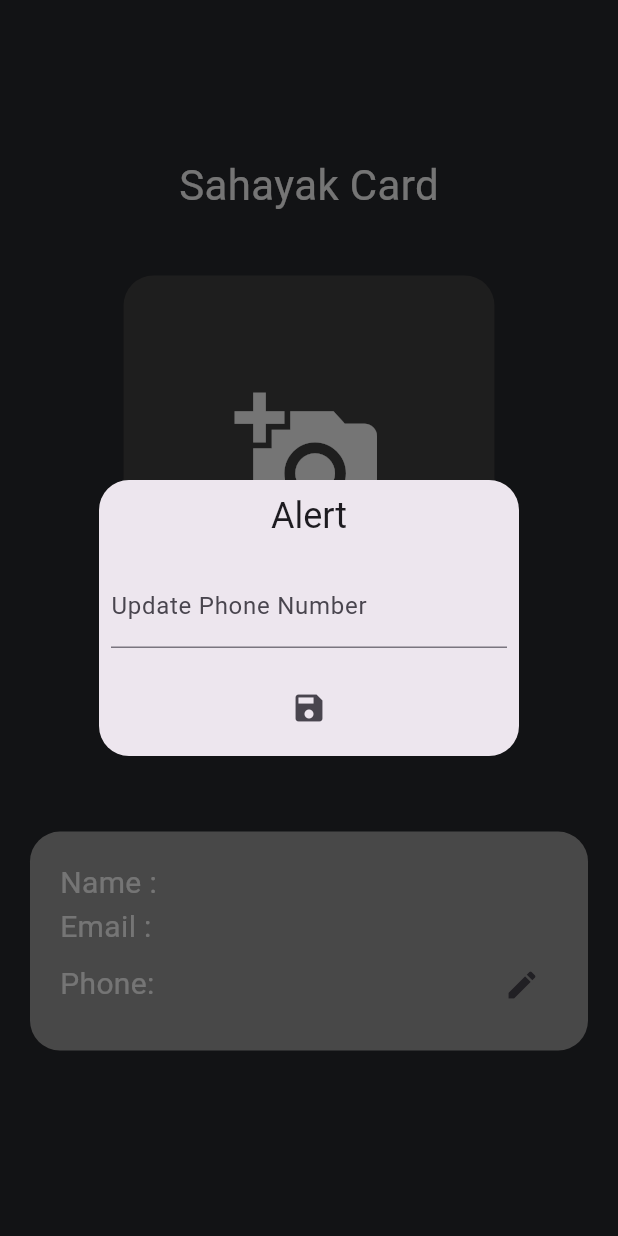
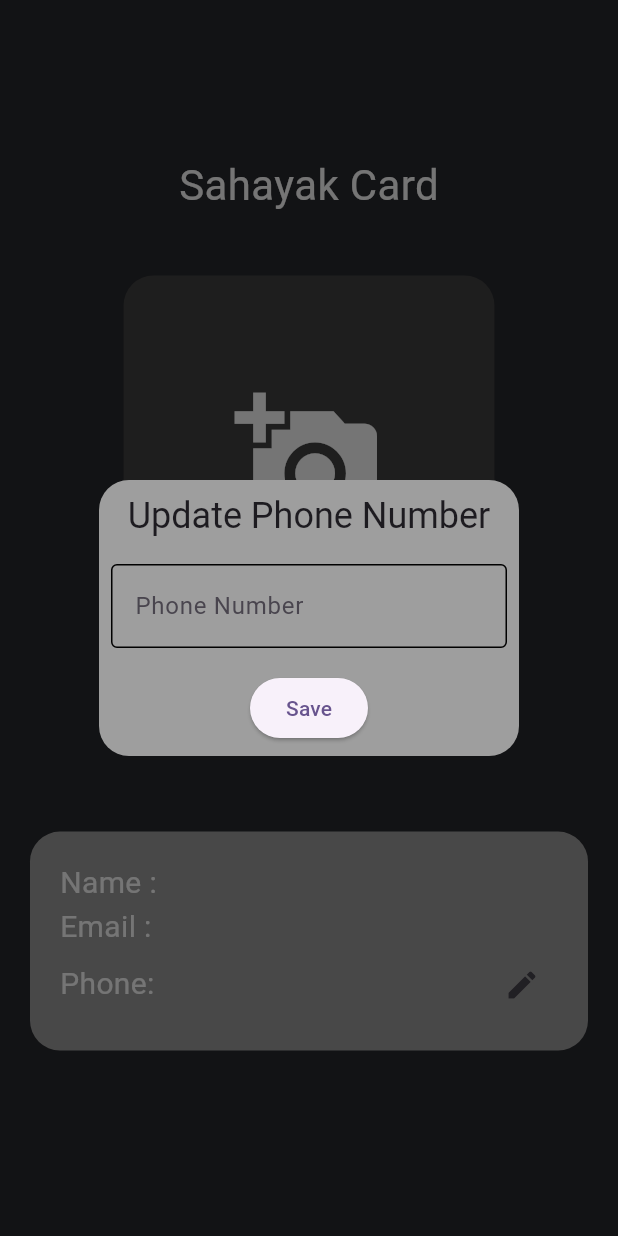
Before and after one commit to YashIngole/Team-LKC-Ninjas, a Flutter app: the workerprofile screen opened directly, after a tap on the "edit" icon, on a phone screen of 412 x 824 dp. Run offline on Flutter 3.47's test engine with Material 2 defaults, Android fonts, the phone set to English and light mode, and no system bars; our stand-ins replace cached_network_image, carousel_slider, cloud_firestore, firebase_auth, firebase_core, firebase_storage and 9 more; accounts and stored records are empty; Roboto replaces fonts that are missing (Acme).

Commit message:
fixed bug

```diff
--- a/lib/auth ui/login.dart
+++ b/lib/auth ui/login.dart
@@ -299,7 +299,7 @@ class _SigninState extends State<LoginPage> {
             snackPosition: SnackPosition.BOTTOM,
             backgroundColor: Colors.black, // Background color (black)
             colorText: Colors.white, // Text color (white)
-            duration: Duration(seconds: 1), // Custom duration (3 seconds)
+            duration: Duration(seconds: 2), // Custom duration (3 seconds)
           );
 
           // Call the function to check user type
--- a/lib/workers/workerprofile.dart
+++ b/lib/workers/workerprofile.dart
@@ -62,7 +62,11 @@ class _HomeState extends State<workerprofile> {
     return SafeArea(
       child: Scaffold(
         backgroundColor: kbackgroundcolor,
-        body: Column(children: [
+        body: SingleChildScrollView(
+          physics: NeverScrollableScrollPhysics(),
+          child: SizedBox(
+            height: Get.height,
+            child: Column(mainAxisSize: MainAxisSize.min, children: [
               const Spacer(),
               const Text(
                 "Sahayak Card",
@@ -88,7 +92,8 @@ class _HomeState extends State<workerprofile> {
                               return;
                             }
                             //convert file to data
-                        final Uint8List fileBytes = await file.readAsBytes();
+                            final Uint8List fileBytes =
+                                await file.readAsBytes();
 
                             // Reference to storage root of Firebase Storage
                             Reference referenceRoot =
@@ -142,7 +147,7 @@ class _HomeState extends State<workerprofile> {
                           Positioned(
                             right: 0,
                             bottom: 0,
-                          child: ElevatedButton.icon(
+                            child: IconButton(
                               onPressed: () async {
                                 ImagePicker imagePicker = ImagePicker();
                                 XFile? file = await imagePicker.pickImage(
@@ -186,8 +191,13 @@ class _HomeState extends State<workerprofile> {
 
                                 AddImageUrl();
                               },
-                              icon: Icon(Icons.edit),
-                              label: Text("Change")))
+                              icon: Icon(
+                                Icons.add_a_photo,
+                                color: Color(0xFFFFFFFF),
+                                size: Get.height * 0.05,
+                              ),
+                            ),
+                          )
                         ],
                       ),
                       placeholder: (context, url) =>
@@ -234,7 +244,12 @@ class _HomeState extends State<workerprofile> {
                                 IconButton(
                                   onPressed: () {
                                     Get.defaultDialog(
-                                    content: TextFormField(
+                                      // barrierDismissible:
+                                      //     false, // Prevent dismissal by tapping outside
+                                      title: "Update Phone Number",
+                                      content: Column(
+                                        children: [
+                                          TextFormField(
                                             onChanged: (value) {
                                               setState(() {
                                                 Phone = value;
@@ -242,19 +257,38 @@ class _HomeState extends State<workerprofile> {
                                             },
                                             controller: phoneController,
                                             decoration: InputDecoration(
-                                          labelText: "Update Phone Number"),
+                                                labelText: "Phone Number",
+                                                enabledBorder:
+                                                    OutlineInputBorder(
+                                                        borderSide: BorderSide(
+                                                            color:
+                                                                Colors.black))),
+                                          ),
+                                        ],
                                       ),
                                       actions: [
-                                      IconButton(
+                                        ElevatedButton(
                                           onPressed: () {
                                             AddPhoneNumber();
                                             Get.back();
+                                            Get.snackbar(
+                                              "Phone Number",
+                                              "Successfully updated",
+                                              snackPosition:
+                                                  SnackPosition.BOTTOM,
+                                              backgroundColor: Colors.black,
+                                              colorText: Colors.white,
+                                              duration: Duration(seconds: 3),
+                                            );
                                           },
-                                          icon: Icon(Icons.save))
-                                    ]);
+                                          child: Text("Save"),
+                                        ),
+                                      ],
+                                      backgroundColor: Colors.grey,
+                                    );
                                   },
                                   icon: Icon(Icons.edit),
-                            ),
+                                )
                               ],
                             ),
                           ],
@@ -269,6 +303,8 @@ class _HomeState extends State<workerprofile> {
               ),
               const Spacer()
             ]),
+          ),
+        ),
       ),
     );
   }
```
Also changed, not shown: lib/user/Landingpage.dart (+14 -2 lines), lib/user/UserProfile.dart (+5 -5 lines), lib/workers/workerpage.dart (+8 -0 lines). Lines whose indentation alone changed are shown as unchanged.
